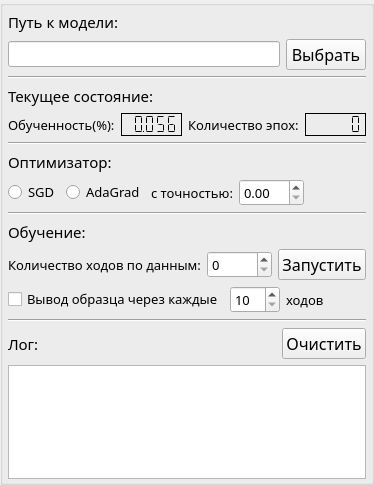
Above: src/widgetpagesandbox/modeltraininggroupbox.ui from Marator2K07/LSTM_Text_Generator before the change. Below: the same form after it.
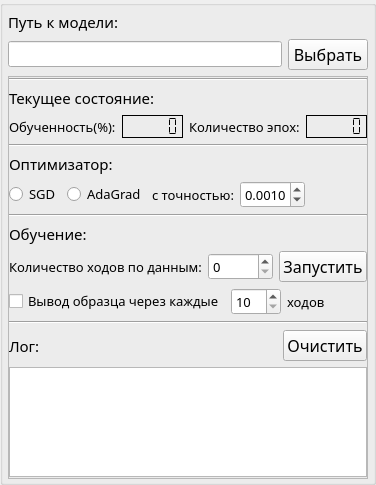
That is the form after the change.

Commit message: Полное обновление компонента дизайна виджета.

The edit to the form file:
```diff
--- a/src/widgetpagesandbox/modeltraininggroupbox.ui
+++ b/src/widgetpagesandbox/modeltraininggroupbox.ui
@@ -74,14 +74,44 @@
     </layout>
    </item>
    <item>
-    <widget class="Line" name="line">
+    <widget class="QFrame" name="frame">
+     <property name="enabled">
+      <bool>true</bool>
+     </property>
+     <property name="frameShape">
+      <enum>QFrame::StyledPanel</enum>
+     </property>
+     <property name="frameShadow">
+      <enum>QFrame::Raised</enum>
+     </property>
+     <layout class="QVBoxLayout" name="verticalLayout_2">
+      <property name="leftMargin">
+       <number>0</number>
+      </property>
+      <property name="topMargin">
+       <number>1</number>
+      </property>
+      <property name="rightMargin">
+       <number>0</number>
+      </property>
+      <property name="bottomMargin">
+       <number>1</number>
+      </property>
+      <item>
+       <widget class="Line" name="line_3">
+        <property name="enabled">
+         <bool>true</bool>
+        </property>
      <property name="orientation">
       <enum>Qt::Horizontal</enum>
      </property>
     </widget>
    </item>
    <item>
-    <widget class="QLabel" name="label_2">
+       <widget class="QLabel" name="currentModelStateHeaderLabel">
+        <property name="enabled">
+         <bool>true</bool>
+        </property>
      <property name="font">
       <font>
        <family>Rockwell</family>
@@ -97,7 +127,10 @@
    <item>
     <layout class="QHBoxLayout" name="horizontalLayout_2">
      <item>
-      <widget class="QLabel" name="label_3">
+         <widget class="QLabel" name="trainingValueLabel">
+          <property name="enabled">
+           <bool>true</bool>
+          </property>
        <property name="font">
         <font>
          <family>Segoe UI Light</family>
@@ -110,7 +143,10 @@
       </widget>
      </item>
      <item>
-      <widget class="QLCDNumber" name="lcdNumber">
+         <widget class="QLCDNumber" name="traningValueLcdNumber">
+          <property name="enabled">
+           <bool>true</bool>
+          </property>
        <property name="frameShadow">
         <enum>QFrame::Plain</enum>
        </property>
@@ -124,12 +160,15 @@
         <enum>QLCDNumber::Flat</enum>
        </property>
        <property name="value" stdset="0">
-        <double>0.055532000000000</double>
+           <double>0.000000000000000</double>
        </property>
       </widget>
      </item>
      <item>
-      <widget class="QLabel" name="label_4">
+         <widget class="QLabel" name="epochsCountLabel">
+          <property name="enabled">
+           <bool>true</bool>
+          </property>
        <property name="font">
         <font>
          <family>Segoe UI Light</family>
@@ -142,7 +181,10 @@
       </widget>
      </item>
      <item>
-      <widget class="QLCDNumber" name="lcdNumber_2">
+         <widget class="QLCDNumber" name="epochsCountLcdNumber">
+          <property name="enabled">
+           <bool>true</bool>
+          </property>
        <property name="frameShadow">
         <enum>QFrame::Plain</enum>
        </property>
@@ -157,7 +199,10 @@
     </layout>
    </item>
    <item>
-    <widget class="Line" name="line_2">
+       <widget class="Line" name="line">
+        <property name="enabled">
+         <bool>true</bool>
+        </property>
      <property name="orientation">
       <enum>Qt::Horizontal</enum>
      </property>
@@ -166,7 +211,10 @@
    <item>
     <layout class="QHBoxLayout" name="horizontalLayout_7">
      <item>
-      <widget class="QLabel" name="label_9">
+         <widget class="QLabel" name="optimizerHeaderLabel">
+          <property name="enabled">
+           <bool>true</bool>
+          </property>
        <property name="font">
         <font>
          <family>Rockwell</family>
@@ -183,7 +231,10 @@
    <item>
     <layout class="QHBoxLayout" name="horizontalLayout_6">
      <item>
-      <widget class="QRadioButton" name="radioButton">
+         <widget class="QRadioButton" name="optimizerSGDRadioButton">
+          <property name="enabled">
+           <bool>true</bool>
+          </property>
        <property name="sizePolicy">
         <sizepolicy hsizetype="Maximum" vsizetype="Fixed">
          <horstretch>0</horstretch>
@@ -202,7 +253,10 @@
       </widget>
      </item>
      <item>
-      <widget class="QRadioButton" name="radioButton_2">
+         <widget class="QRadioButton" name="optimizerAdaGradRadioButton">
+          <property name="enabled">
+           <bool>true</bool>
+          </property>
        <property name="sizePolicy">
         <sizepolicy hsizetype="Minimum" vsizetype="Fixed">
          <horstretch>0</horstretch>
@@ -221,7 +275,10 @@
       </widget>
      </item>
      <item>
-      <widget class="QLabel" name="label_10">
+         <widget class="QLabel" name="optimizerLearningRateLabel">
+          <property name="enabled">
+           <bool>true</bool>
+          </property>
        <property name="sizePolicy">
         <sizepolicy hsizetype="Maximum" vsizetype="Preferred">
          <horstretch>0</horstretch>
@@ -240,7 +297,10 @@
       </widget>
      </item>
      <item>
-      <widget class="QDoubleSpinBox" name="doubleSpinBox">
+         <widget class="QDoubleSpinBox" name="optimizerLearningRateSpinBox">
+          <property name="enabled">
+           <bool>true</bool>
+          </property>
        <property name="minimumSize">
         <size>
          <width>65</width>
@@ -259,10 +319,28 @@
          <pointsize>10</pointsize>
         </font>
        </property>
+          <property name="decimals">
+           <number>4</number>
+          </property>
+          <property name="minimum">
+           <double>0.000100000000000</double>
+          </property>
+          <property name="maximum">
+           <double>0.050000000000000</double>
+          </property>
+          <property name="singleStep">
+           <double>0.000100000000000</double>
+          </property>
+          <property name="value">
+           <double>0.001000000000000</double>
+          </property>
       </widget>
      </item>
      <item>
       <spacer name="horizontalSpacer">
+          <property name="enabled">
+           <bool>true</bool>
+          </property>
        <property name="orientation">
         <enum>Qt::Horizontal</enum>
        </property>
@@ -277,14 +355,20 @@
     </layout>
    </item>
    <item>
-    <widget class="Line" name="line_4">
+       <widget class="Line" name="line_2">
+        <property name="enabled">
+         <bool>true</bool>
+        </property>
      <property name="orientation">
       <enum>Qt::Horizontal</enum>
      </property>
     </widget>
    </item>
    <item>
-    <widget class="QLabel" name="label_6">
+       <widget class="QLabel" name="trainModelHeaderLabel">
+        <property name="enabled">
+         <bool>true</bool>
+        </property>
      <property name="font">
       <font>
        <family>Rockwell</family>
@@ -299,7 +383,10 @@
    <item>
     <layout class="QHBoxLayout" name="horizontalLayout_4">
      <item>
-      <widget class="QLabel" name="label_8">
+         <widget class="QLabel" name="iterTrainCountLabel">
+          <property name="enabled">
+           <bool>true</bool>
+          </property>
        <property name="sizePolicy">
         <sizepolicy hsizetype="Minimum" vsizetype="Preferred">
          <horstretch>0</horstretch>
@@ -318,7 +405,10 @@
       </widget>
      </item>
      <item>
-      <widget class="QSpinBox" name="spinBox_2">
+         <widget class="QSpinBox" name="iterTrainCountSpinBox">
+          <property name="enabled">
+           <bool>true</bool>
+          </property>
        <property name="minimumSize">
         <size>
          <width>65</width>
@@ -346,7 +436,10 @@
       </widget>
      </item>
      <item>
-      <widget class="QPushButton" name="pushButton_3">
+         <widget class="QPushButton" name="startTrainButton">
+          <property name="enabled">
+           <bool>true</bool>
+          </property>
        <property name="sizePolicy">
         <sizepolicy hsizetype="Maximum" vsizetype="Fixed">
          <horstretch>0</horstretch>
@@ -369,7 +462,10 @@
    <item>
     <layout class="QHBoxLayout" name="horizontalLayout_5">
      <item>
-      <widget class="QCheckBox" name="checkBox_2">
+         <widget class="QCheckBox" name="sampleOutputCheckBox">
+          <property name="enabled">
+           <bool>true</bool>
+          </property>
        <property name="font">
         <font>
          <family>Segoe UI Light</family>
@@ -382,7 +478,10 @@
       </widget>
      </item>
      <item>
-      <widget class="QSpinBox" name="spinBox">
+         <widget class="QSpinBox" name="sampleEverySpinBox">
+          <property name="enabled">
+           <bool>true</bool>
+          </property>
        <property name="minimumSize">
         <size>
          <width>45</width>
@@ -407,7 +506,10 @@
       </widget>
      </item>
      <item>
-      <widget class="QLabel" name="label_7">
+         <widget class="QLabel" name="sampleEveryLabel">
+          <property name="enabled">
+           <bool>true</bool>
+          </property>
        <property name="font">
         <font>
          <family>Segoe UI Light</family>
@@ -422,7 +524,10 @@
     </layout>
    </item>
    <item>
-    <widget class="Line" name="line_3">
+       <widget class="Line" name="line_4">
+        <property name="enabled">
+         <bool>true</bool>
+        </property>
      <property name="orientation">
       <enum>Qt::Horizontal</enum>
      </property>
@@ -431,7 +536,10 @@
    <item>
     <layout class="QHBoxLayout" name="horizontalLayout_3">
      <item>
-      <widget class="QLabel" name="label_5">
+         <widget class="QLabel" name="trainLogHeaderLabel">
+          <property name="enabled">
+           <bool>true</bool>
+          </property>
        <property name="font">
         <font>
          <family>Rockwell</family>
@@ -445,7 +553,10 @@
       </widget>
      </item>
      <item>
-      <widget class="QPushButton" name="pushButton_2">
+         <widget class="QPushButton" name="cleanTrainLogButton">
+          <property name="enabled">
+           <bool>true</bool>
+          </property>
        <property name="sizePolicy">
         <sizepolicy hsizetype="Maximum" vsizetype="Fixed">
          <horstretch>0</horstretch>
@@ -466,13 +577,22 @@
     </layout>
    </item>
    <item>
-    <widget class="QTextEdit" name="textEdit">
+       <widget class="QTextEdit" name="logTextEdit">
+        <property name="enabled">
+         <bool>true</bool>
+        </property>
      <property name="font">
       <font>
        <family>Segoe UI Light</family>
        <pointsize>11</pointsize>
       </font>
      </property>
+        <property name="readOnly">
+         <bool>true</bool>
+        </property>
+       </widget>
+      </item>
+     </layout>
     </widget>
    </item>
   </layout>
```
Left out of the diff: 6 changed lines with no effect on the pictures. Lines whose indentation alone changed are shown as unchanged.
